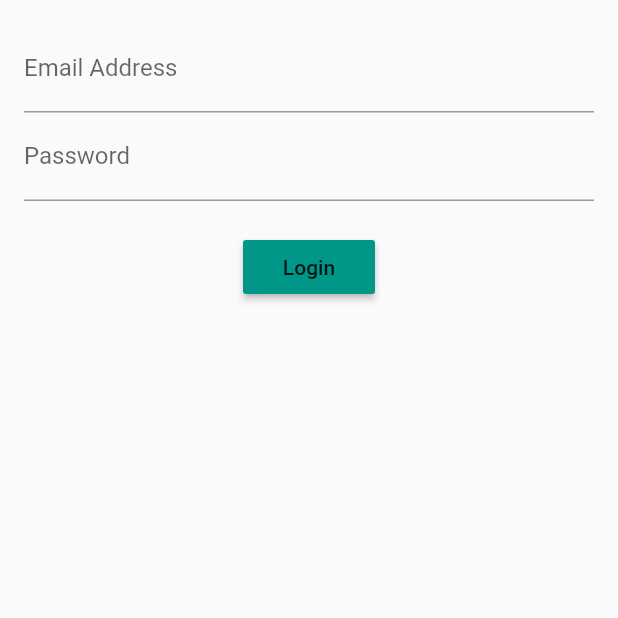
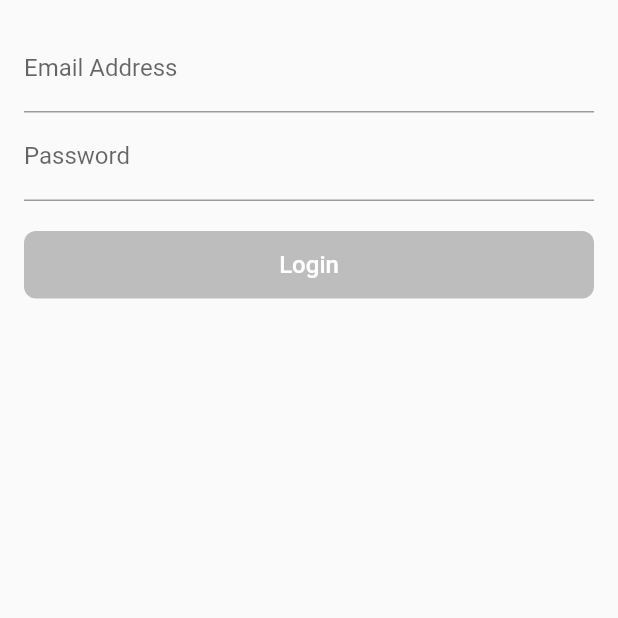
Before and after one commit to yoesuv/Login-Bloc-Library, a Flutter app: the screen it shows after launch, on a phone screen of 412 x 824 dp, the top half of it. Run offline on Flutter 3.47's test engine with Material 2 defaults, Android fonts, the phone set to English and light mode, and no system bars; our stand-ins replace bloc, email_validator, equatable, flutter_bloc, formz.

Commit message:
:pencil: setup login button

```diff
--- a/lib/src/screens/login_screen.dart
+++ b/lib/src/screens/login_screen.dart
@@ -18,18 +18,10 @@ class LoginScreen extends StatelessWidget {
               _EmailField(),
               _PasswordField(),
               Container(margin: EdgeInsets.only(top: 20.0)),
-              loginButton()
+              _LoginButton()
             ],
           ),
         )
-    );
-  }
-
-  Widget loginButton() {
-    return RaisedButton(
-      onPressed: (){},
-      child: Text('Login'),
-      color: Colors.teal,
     );
   }
 
@@ -104,3 +96,27 @@ class _PasswordField extends StatelessWidget {
   }
 
 }
+
+class _LoginButton extends StatelessWidget {
+  @override
+  Widget build(BuildContext context) {
+    return BlocBuilder<LoginBloc, LoginState>(
+      builder: (context, state) {
+        return Container(
+          height: 45,
+          width: double.infinity,
+          decoration: BoxDecoration(
+            color: state.email.valid && state.password.valid ? Colors.teal : Colors.grey[400],
+            borderRadius: BorderRadius.circular(8)
+          ),
+          child: MaterialButton(
+            onPressed:  state.email.valid && state.password.valid ? (){
+              print("Login Screen # login bibeh");
+            } : null,
+            child: Text('Login', style: TextStyle(color: Colors.white, fontSize: 16)),
+          ),
+        );
+      },
+    );
+  }
+}
```
